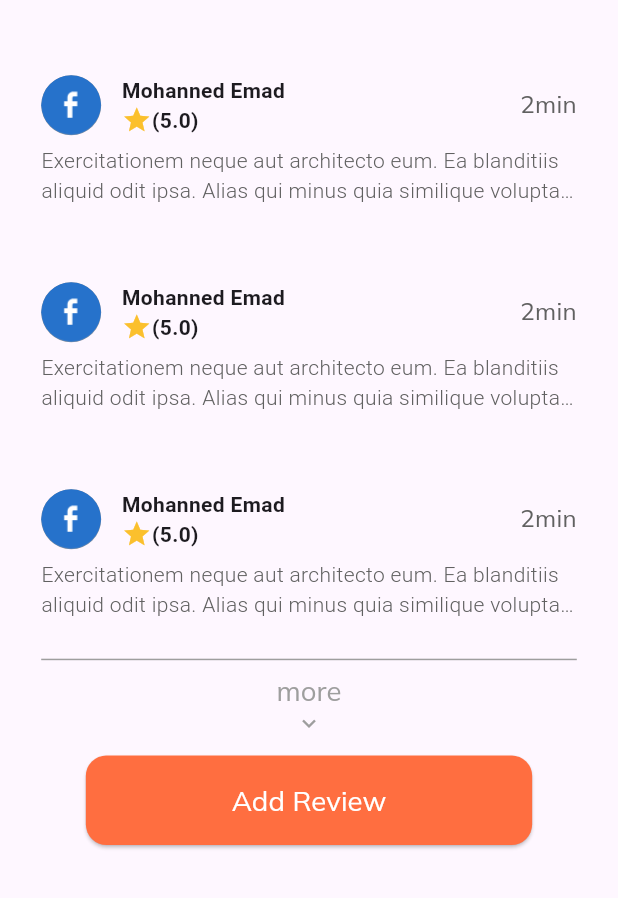
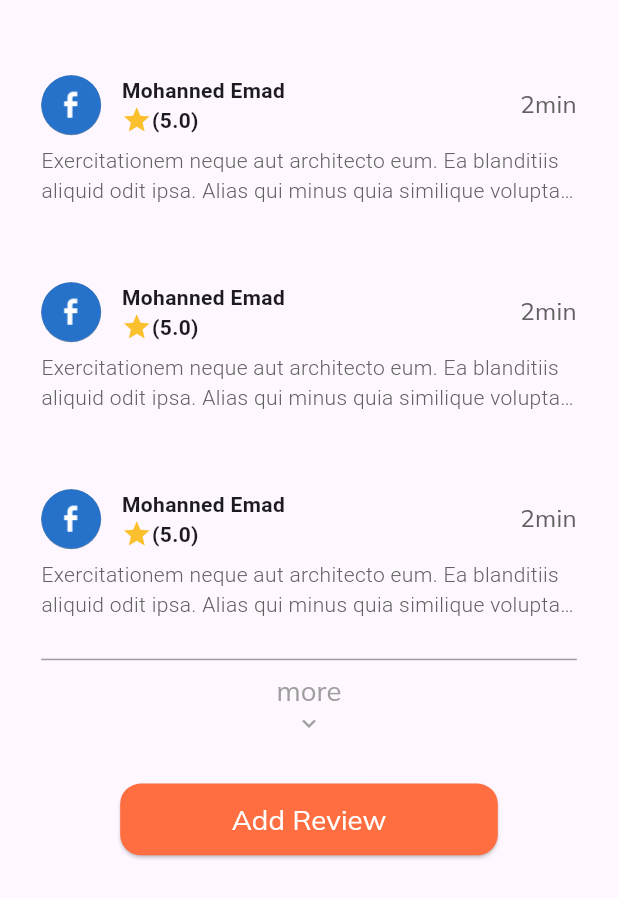
Before and after one commit to mohamed-abd-elnabi/e_commerce_app, a Flutter app: what buildContainerReviews() shows on an empty page, opened directly, on a phone screen of 412 x 824 dp. Shown: the top 898 px of the screen. Run offline on Flutter 3.47's test engine with Material 2 defaults, Android fonts, the phone set to English and light mode, and no system bars; our stand-ins replace dio, easy_localization, flutter_screenutil, get, retrofit, shared_preferences; missing offline and left inert: slide_drawer; accounts and stored records are empty; generated files the repository leaves out were written again; network calls fail.

Commit message:
refactor buildContainerReviews

```diff
--- a/lib/features/product_details/presentation/view/widegts/build_container_reviews.dart
+++ b/lib/features/product_details/presentation/view/widegts/build_container_reviews.dart
@@ -151,11 +151,12 @@ class _buildContainerReviewsState extends State<buildContainerReviews> {
                     ],
                   )),
             ),
-            Padding(
-              padding: EdgeInsets.all(ManagerPadding.p10),
-              child: ElevatedButton(
+            SizedBox(
+              height: ManagerHeight.h24,
+            ),
+            ElevatedButton(
               style: ElevatedButton.styleFrom(
-                  minimumSize: Size(ManagerWeight.w260, ManagerHeight.h50),
+                minimumSize: Size(ManagerWeight.w220, ManagerHeight.h40),
                 shape: RoundedRectangleBorder(
                   borderRadius: BorderRadius.circular(ManagerRaduis.r12),
                 ),
@@ -165,10 +166,11 @@ class _buildContainerReviewsState extends State<buildContainerReviews> {
               child: Text(
                 ManagerStrings.addReview,
                 style: getMediumTextStyle(
-                      fontSize: ManagerFontSize.s16,
-                      color: ManagerColors.white),
+                    fontSize: ManagerFontSize.s16, color: ManagerColors.white),
               ),
             ),
+            SizedBox(
+              height: ManagerHeight.h24,
             ),
           ],
         ),
```
Lines whose indentation alone changed are shown as unchanged.
